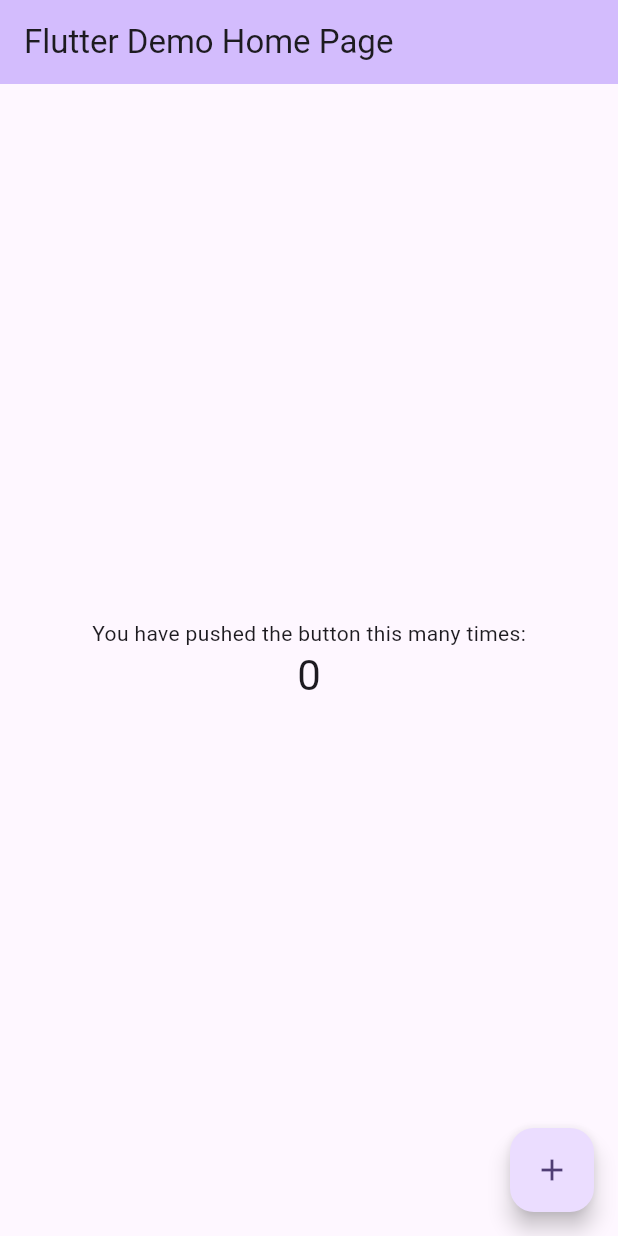
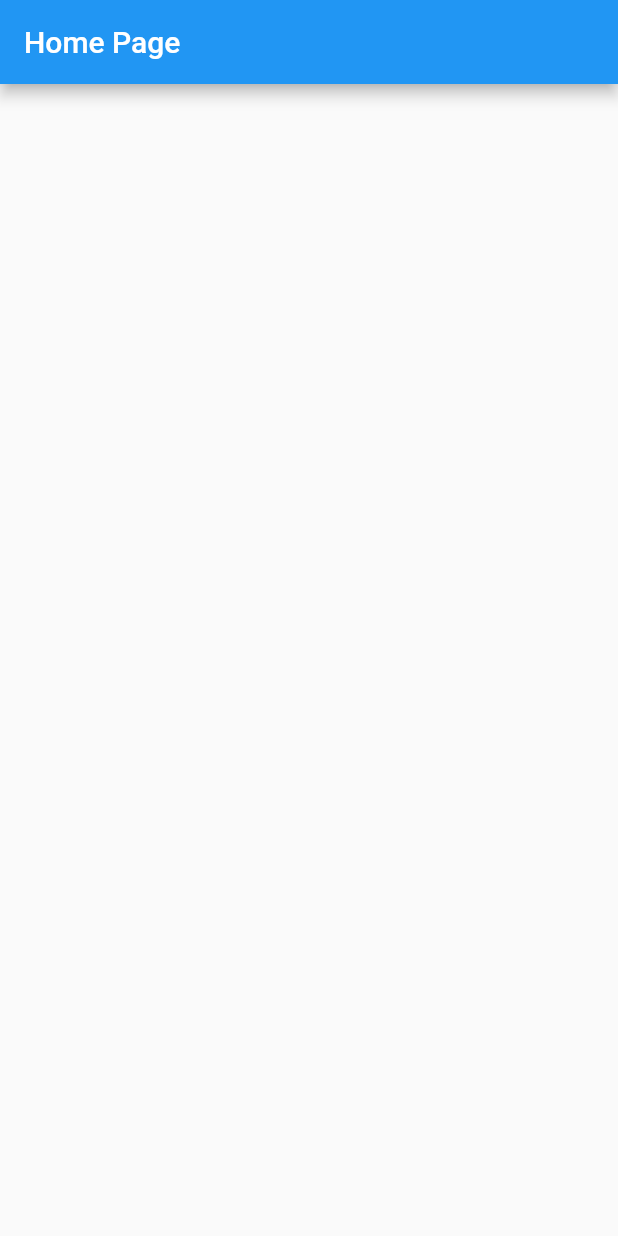
Before and after one commit to Rigel-Developer/semana10_movieAPP, a Flutter app: the screen it shows after launch, on a phone screen of 412 x 824 dp. Run offline on Flutter 3.47's test engine with Material 2 defaults, Android fonts, the phone set to English and light mode, and no system bars.

Commit message:
video 4 complete

```diff
--- a/lib/main.dart
+++ b/lib/main.dart
@@ -1,125 +1,16 @@
 import 'package:flutter/material.dart';
+import 'package:semana10_movie_app/pages/home_page.dart';
 
-void main() {
-  runApp(const MyApp());
-}
+void main() => runApp(const MyApp());
 
 class MyApp extends StatelessWidget {
   const MyApp({super.key});
 
-  // This widget is the root of your application.
   @override
   Widget build(BuildContext context) {
-    return MaterialApp(
-      title: 'Flutter Demo',
-      theme: ThemeData(
-        // This is the theme of your application.
-        //
-        // TRY THIS: Try running your application with "flutter run". You'll see
-        // the application has a blue toolbar. Then, without quitting the app,
-        // try changing the seedColor in the colorScheme below to Colors.green
-        // and then invoke "hot reload" (save your changes or press the "hot
-        // reload" button in a Flutter-supported IDE, or press "r" if you used
-        // the command line to start the app).
-        //
-        // Notice that the counter didn't reset back to zero; the application
-        // state is not lost during the reload. To reset the state, use hot
-        // restart instead.
-        //
-        // This works for code too, not just values: Most code changes can be
-        // tested with just a hot reload.
-        colorScheme: ColorScheme.fromSeed(seedColor: Colors.deepPurple),
-        useMaterial3: true,
-      ),
-      home: const MyHomePage(title: 'Flutter Demo Home Page'),
+    return const MaterialApp(
+      title: 'Material App',
+      home: HomePage(),
     );
   }
 }
-
-class MyHomePage extends StatefulWidget {
-  const MyHomePage({super.key, required this.title});
-
-  // This widget is the home page of your application. It is stateful, meaning
-  // that it has a State object (defined below) that contains fields that affect
-  // how it looks.
-
-  // This class is the configuration for the state. It holds the values (in this
-  // case the title) provided by the parent (in this case the App widget) and
-  // used by the build method of the State. Fields in a Widget subclass are
-  // always marked "final".
-
-  final String title;
-
-  @override
-  State<MyHomePage> createState() => _MyHomePageState();
-}
-
-class _MyHomePageState extends State<MyHomePage> {
-  int _counter = 0;
-
-  void _incrementCounter() {
-    setState(() {
-      // This call to setState tells the Flutter framework that something has
-      // changed in this State, which causes it to rerun the build method below
-      // so that the display can reflect the updated values. If we changed
-      // _counter without calling setState(), then the build method would not be
-      // called again, and so nothing would appear to happen.
-      _counter++;
-    });
-  }
-
-  @override
-  Widget build(BuildContext context) {
-    // This method is rerun every time setState is called, for instance as done
-    // by the _incrementCounter method above.
-    //
-    // The Flutter framework has been optimized to make rerunning build methods
-    // fast, so that you can just rebuild anything that needs updating rather
-    // than having to individually change instances of widgets.
-    return Scaffold(
-      appBar: AppBar(
-        // TRY THIS: Try changing the color here to a specific color (to
-        // Colors.amber, perhaps?) and trigger a hot reload to see the AppBar
-        // change color while the other colors stay the same.
-        backgroundColor: Theme.of(context).colorScheme.inversePrimary,
-        // Here we take the value from the MyHomePage object that was created by
-        // the App.build method, and use it to set our appbar title.
-        title: Text(widget.title),
-      ),
-      body: Center(
-        // Center is a layout widget. It takes a single child and positions it
-        // in the middle of the parent.
-        child: Column(
-          // Column is also a layout widget. It takes a list of children and
-          // arranges them vertically. By default, it sizes itself to fit its
-          // children horizontally, and tries to be as tall as its parent.
-          //
-          // Column has various properties to control how it sizes itself and
-          // how it positions its children. Here we use mainAxisAlignment to
-          // center the children vertically; the main axis here is the vertical
-          // axis because Columns are vertical (the cross axis would be
-          // horizontal).
-          //
-          // TRY THIS: Invoke "debug painting" (choose the "Toggle Debug Paint"
-          // action in the IDE, or press "p" in the console), to see the
-          // wireframe for each widget.
-          mainAxisAlignment: MainAxisAlignment.center,
-          children: <Widget>[
-            const Text(
-              'You have pushed the button this many times:',
-            ),
-            Text(
-              '$_counter',
-              style: Theme.of(context).textTheme.headlineMedium,
-            ),
-          ],
-        ),
-      ),
-      floatingActionButton: FloatingActionButton(
-        onPressed: _incrementCounter,
-        tooltip: 'Increment',
-        child: const Icon(Icons.add),
-      ), // This trailing comma makes auto-formatting nicer for build methods.
-    );
-  }
-}
--- /dev/null
+++ b/lib/pages/home_page.dart
@@ -0,0 +1,14 @@
+import 'package:flutter/material.dart';
+
+class HomePage extends StatelessWidget {
+  const HomePage({super.key});
+
+  @override
+  Widget build(BuildContext context) {
+    return Scaffold(
+      appBar: AppBar(
+        title: const Text('Home Page'),
+      ),
+    );
+  }
+}
```
